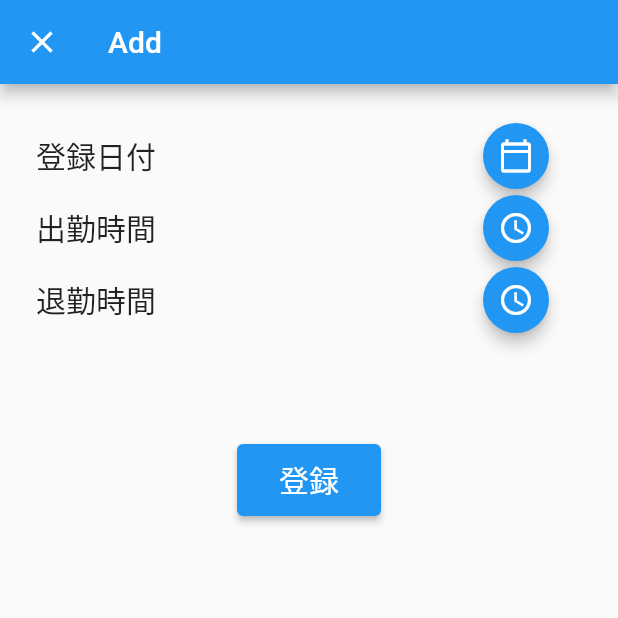
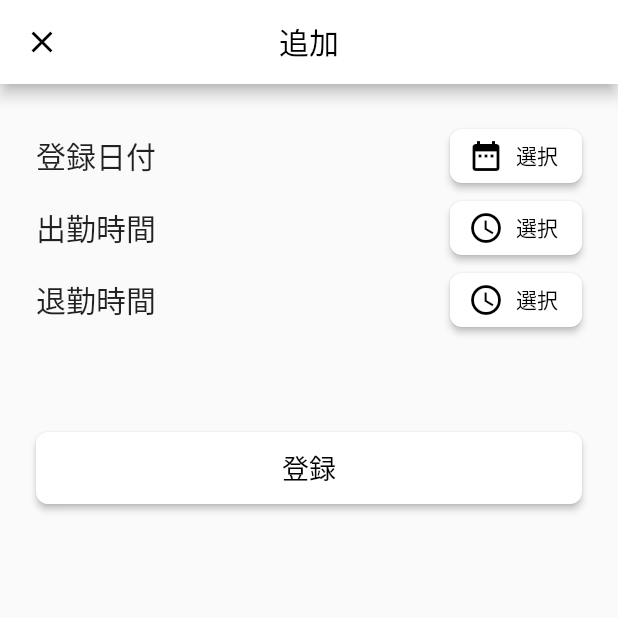
Before and after one commit to nfrutta/flutter-samples, a Flutter app: the screen it shows after launch, item 2 of the bottom bar chosen, after a tap on the "add" icon, on a phone screen of 412 x 824 dp, the top half of it. Run offline on Flutter 3.47's test engine with Material 2 defaults, Android fonts, the phone set to English and light mode, and no system bars; our stand-ins replace cloud_firestore, firebase_core, flutter_slidable; accounts and stored records are empty.

Commit message:
一旦コミット

```diff
--- a/project/simple_timecard/lib/app.dart
+++ b/project/simple_timecard/lib/app.dart
@@ -21,9 +21,9 @@ class App extends StatelessWidget {
 
 class TopPage extends StatelessWidget {
   final List<String> _tabNames = [
-    "Today",
-    "History",
-    "Setting",
+    "今日",
+    "履歴",
+    "設定",
   ];
 
   @override
@@ -37,14 +37,17 @@ class TopPage extends StatelessWidget {
                 centerTitle: true,
                 title: Text(
                   _tabNames[model.currentIndex],
+                  style: TextStyle(color: Colors.black),
                 ),
-                backgroundColor: Colors.blue,
+                backgroundColor: Colors.white,
               ),
               body: _topPageBody(context),
               bottomNavigationBar: BottomNavigationBar(
                 onTap: model.onTabTapped,
                 currentIndex: model.currentIndex,
                 type: BottomNavigationBarType.fixed,
+                selectedItemColor: Colors.black,
+                unselectedItemColor: Colors.black38,
                 items: [
                   BottomNavigationBarItem(
                     icon: Icon(Icons.today),
--- a/project/simple_timecard/lib/presentation/add/add_page.dart
+++ b/project/simple_timecard/lib/presentation/add/add_page.dart
@@ -11,7 +11,13 @@ class AddPage extends StatelessWidget {
       create: (_) => AddModel(),
       child: Scaffold(
         appBar: AppBar(
-          title: Text('Add'),
+          title: Text(
+            '追加',
+            style: TextStyle(color: Colors.black),
+          ),
+          centerTitle: true,
+          backgroundColor: Colors.white,
+          iconTheme: IconThemeData(color: Colors.black),
         ),
         body: Center(
           child: Consumer<AddModel>(builder: (context, model, child) {
@@ -32,7 +38,21 @@ class AddPage extends StatelessWidget {
                             : Text(''),
                       ),
                       Spacer(flex: 1),
-                      RawMaterialButton(
+                      ElevatedButton.icon(
+                        icon: const Icon(
+                          Icons.date_range,
+                          color: Colors.black,
+                        ),
+                        label: const Text(
+                          '選択',
+                          style: TextStyle(color: Colors.black),
+                        ),
+                        style: ElevatedButton.styleFrom(
+                          primary: Colors.white,
+                          shape: RoundedRectangleBorder(
+                            borderRadius: BorderRadius.circular(8),
+                          ),
+                        ),
                         onPressed: () async {
                           final DateTime? pickedDate = await showDatePicker(
                             context: context,
@@ -43,14 +63,6 @@ class AddPage extends StatelessWidget {
                           );
                           await model.setDate(pickedDate);
                         },
-                        elevation: 4.0,
-                        fillColor: Colors.blue,
-                        child: Icon(
-                          Icons.calendar_today_outlined,
-                          color: Colors.white,
-                        ),
-                        padding: EdgeInsets.all(10.0),
-                        shape: CircleBorder(),
                       ),
                     ],
                   ),
@@ -63,7 +75,21 @@ class AddPage extends StatelessWidget {
                               style: TextStyle(fontSize: 20))
                           : Text(''),
                       Spacer(flex: 1),
-                      RawMaterialButton(
+                      ElevatedButton.icon(
+                        icon: const Icon(
+                          Icons.access_time,
+                          color: Colors.black,
+                        ),
+                        label: const Text(
+                          '選択',
+                          style: TextStyle(color: Colors.black),
+                        ),
+                        style: ElevatedButton.styleFrom(
+                          primary: Colors.white,
+                          shape: RoundedRectangleBorder(
+                            borderRadius: BorderRadius.circular(8),
+                          ),
+                        ),
                         onPressed: () async {
                           final TimeOfDay? pickedTime = await showTimePicker(
                             context: context,
@@ -71,14 +97,6 @@ class AddPage extends StatelessWidget {
                           );
                           await model.setStartTime(pickedTime);
                         },
-                        elevation: 4.0,
-                        fillColor: Colors.blue,
-                        child: Icon(
-                          Icons.access_time,
-                          color: Colors.white,
-                        ),
-                        padding: EdgeInsets.all(10.0),
-                        shape: CircleBorder(),
                       ),
                     ],
                   ),
@@ -91,7 +109,21 @@ class AddPage extends StatelessWidget {
                               style: TextStyle(fontSize: 20))
                           : Text(''),
                       Spacer(flex: 1),
-                      RawMaterialButton(
+                      ElevatedButton.icon(
+                        icon: const Icon(
+                          Icons.access_time,
+                          color: Colors.black,
+                        ),
+                        label: const Text(
+                          '選択',
+                          style: TextStyle(color: Colors.black),
+                        ),
+                        style: ElevatedButton.styleFrom(
+                          primary: Colors.white,
+                          shape: RoundedRectangleBorder(
+                            borderRadius: BorderRadius.circular(8),
+                          ),
+                        ),
                         onPressed: () async {
                           final TimeOfDay? pickedTime = await showTimePicker(
                             context: context,
@@ -99,30 +131,42 @@ class AddPage extends StatelessWidget {
                           );
                           await model.setEndTime(pickedTime);
                         },
-                        elevation: 4.0,
-                        fillColor: Colors.blue,
-                        child: Icon(
-                          Icons.access_time,
-                          color: Colors.white,
-                        ),
-                        padding: EdgeInsets.all(10.0),
-                        shape: CircleBorder(),
                       ),
                     ],
                   ),
                   SizedBox(height: 64),
-                  Padding(
-                    padding: const EdgeInsets.all(8.0),
-                    child: SizedBox(
+                  Column(
+                    crossAxisAlignment: CrossAxisAlignment.stretch,
+                    children: [
+                      SizedBox(
                         height: 48,
-                      width: 96,
                         child: ElevatedButton(
-                          onPressed: () {},
+                            style: ElevatedButton.styleFrom(
+                              primary: Colors.white,
+                              shape: RoundedRectangleBorder(
+                                borderRadius: BorderRadius.circular(8),
+                              ),
+                            ),
+                            onPressed: () async {
+                              try {
+                                //await model.addBook();
+                                Navigator.of(context).pop(true);
+                              } catch (e) {
+                                final snackBar = SnackBar(
+                                  backgroundColor: Colors.red,
+                                  content: Text(e.toString()),
+                                );
+                                ScaffoldMessenger.of(context)
+                                    .showSnackBar(snackBar);
+                              }
+                            },
                             child: Text(
                               '登録',
-                            style: TextStyle(fontSize: 20),
+                              style:
+                                  TextStyle(fontSize: 18, color: Colors.black),
                             )),
                       ),
+                    ],
                   ),
                 ],
               ),
--- a/project/simple_timecard/lib/presentation/history/history_page.dart
+++ b/project/simple_timecard/lib/presentation/history/history_page.dart
@@ -26,12 +26,27 @@ class HistoryPage extends StatelessWidget {
                     child: ListTile(
                       title: Row(
                         children: [
-                          Text(DateFormat('yyyy/MM/dd E')
-                              .format(timecard.targetDate)),
+                          Text(
+                            DateFormat('yyyy/MM/dd E')
+                                .format(timecard.targetDate),
+                            style: TextStyle(
+                              fontSize: 18,
+                            ),
+                          ),
                           SizedBox(width: 4),
-                          Text(timecard.startTimeString),
+                          Text(
+                            timecard.startTimeString,
+                            style: TextStyle(
+                              fontSize: 18,
+                            ),
+                          ),
                           SizedBox(width: 4),
-                          Text(timecard.endTimeString),
+                          Text(
+                            timecard.endTimeString,
+                            style: TextStyle(
+                              fontSize: 18,
+                            ),
+                          ),
                         ],
                       ),
                       onTap: () {
@@ -50,6 +65,7 @@ class HistoryPage extends StatelessWidget {
         floatingActionButton:
             Consumer<HistoryModel>(builder: (context, model, child) {
           return FloatingActionButton(
+            backgroundColor: Colors.white,
             onPressed: () async {
               // 画面遷移
               final bool? isAdded = await Navigator.push(
@@ -71,7 +87,10 @@ class HistoryPage extends StatelessWidget {
               model.fetchTimeCards();
             },
             tooltip: 'Increment',
-            child: Icon(Icons.add),
+            child: Icon(
+              Icons.add,
+              color: Colors.black,
+            ),
           );
         }),
       ),
--- a/project/simple_timecard/lib/presentation/today/today_page.dart
+++ b/project/simple_timecard/lib/presentation/today/today_page.dart
@@ -75,14 +75,21 @@ class TodayPage extends StatelessWidget {
                         height: 56,
                         width: 120,
                         child: ElevatedButton(
+                            style: ElevatedButton.styleFrom(
+                              primary: Colors.white,
+                              shape: RoundedRectangleBorder(
+                                borderRadius: BorderRadius.circular(8),
+                              ),
+                            ),
                             onPressed: () async {
                               showProgressDialog(context);
                               await model.registerStartTime();
                               hideProgressDialog(context);
                               showSnackBar(context, '出勤時間を登録しました。');
                             },
-                            child:
-                                Text('出勤打刻', style: TextStyle(fontSize: 20))),
+                            child: Text('出勤打刻',
+                                style: TextStyle(
+                                    fontSize: 18, color: Colors.black))),
                       ),
                     ),
                     Padding(
@@ -91,14 +98,21 @@ class TodayPage extends StatelessWidget {
                         height: 56,
                         width: 120,
                         child: ElevatedButton(
+                            style: ElevatedButton.styleFrom(
+                              primary: Colors.white,
+                              shape: RoundedRectangleBorder(
+                                borderRadius: BorderRadius.circular(8),
+                              ),
+                            ),
                             onPressed: () async {
                               showProgressDialog(context);
                               await model.registerEndTime();
                               hideProgressDialog(context);
                               showSnackBar(context, '退勤時間を登録しました。');
                             },
-                            child:
-                                Text('退勤打刻', style: TextStyle(fontSize: 20))),
+                            child: Text('退勤打刻',
+                                style: TextStyle(
+                                    fontSize: 18, color: Colors.black))),
                       ),
                     ),
                   ],
```
Lines whose indentation alone changed are shown as unchanged.
